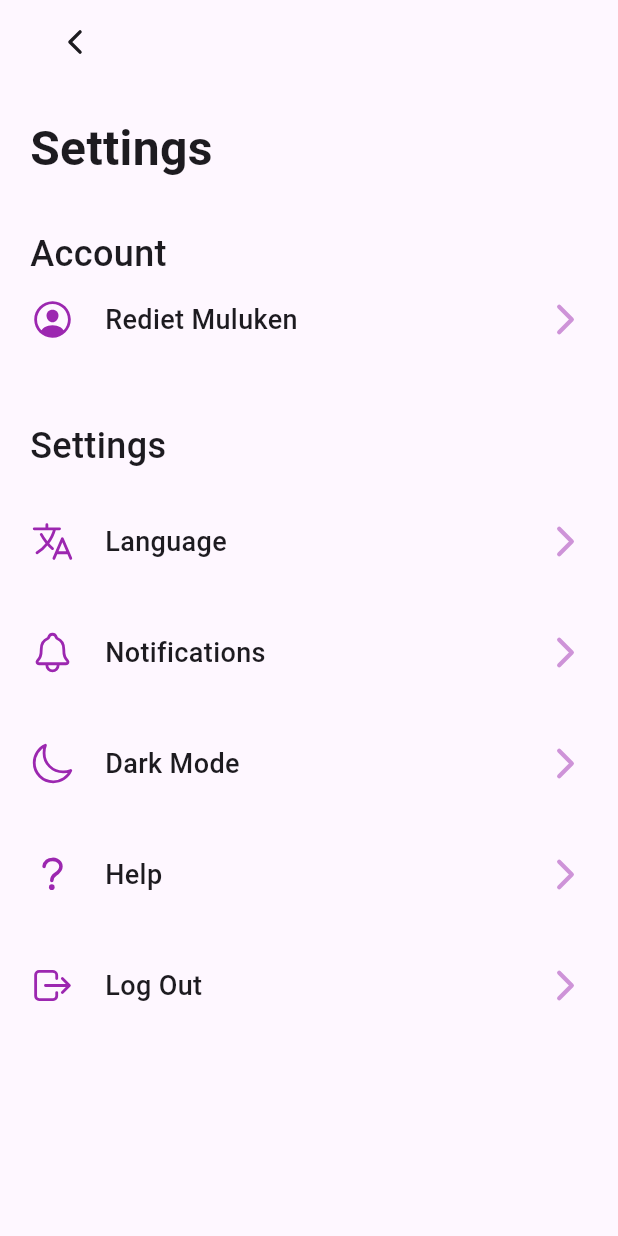
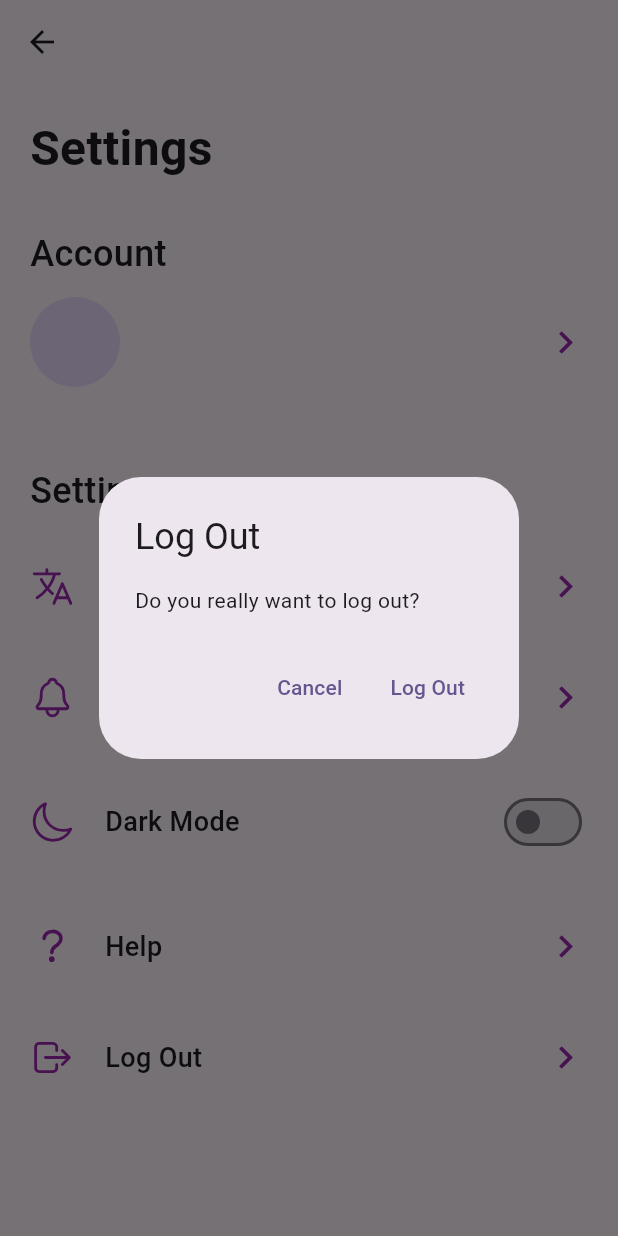
Before and after one commit to redu95/mobile_application_project, a Flutter app: the SettingPage screen opened directly, after a tap on "Log Out", on a phone screen of 412 x 824 dp. Run offline on Flutter 3.47's test engine with Material 3 defaults, Android fonts, the phone set to English and light mode, and no system bars; our stand-ins replace cloud_firestore, firebase_auth, firebase_core, firebase_storage, google_sign_in, image_picker and 2 more; accounts and stored records are empty; network calls fail.

Commit message:
log out function added

```diff
--- a/lib/main.dart
+++ b/lib/main.dart
@@ -27,7 +27,7 @@ class MyApp extends StatelessWidget {
         colorScheme: ColorScheme.fromSeed(seedColor: Colors.deepPurple),
         useMaterial3: true,
       ),
-      home:  SettingPage(),
+      home:  WelcomePage(),
       debugShowCheckedModeBanner: false,
     );
   }
--- a/lib/setting_page.dart
+++ b/lib/setting_page.dart
@@ -1,25 +1,99 @@
+// setting_page.dart
+import 'dart:io';
+import 'package:cloud_firestore/cloud_firestore.dart';
+import 'package:firebase_auth/firebase_auth.dart';
+import 'package:firebase_storage/firebase_storage.dart';
 import 'package:flutter/material.dart';
 import 'package:ionicons/ionicons.dart';
+import 'package:mobile_application_project/edit_account_page.dart';
+import 'package:path/path.dart';
 
-class SettingPage extends StatelessWidget {
-  const SettingPage({super.key});
+import 'login_page.dart';
+
+class SettingPage extends StatefulWidget {
+  const SettingPage({Key? key}) : super(key: key);
+
+  @override
+  _SettingPageState createState() => _SettingPageState();
+}
+
+class _SettingPageState extends State<SettingPage> {
+  String userName = '';
+  String bio = '';
+  String? photoUrl; // Add this variable to hold profile picture URL
+  late User user; // Add this variable to hold the authenticated user
+
+  @override
+  void initState() {
+    super.initState();
+    user = FirebaseAuth.instance.currentUser!;
+    loadUserInfo(user.uid);
+  }
+  Future<void> loadUserInfo(String uid) async {
+    DocumentSnapshot userDoc =
+    await FirebaseFirestore.instance.collection('users').doc(uid).get();
+    setState(() {
+      userName = userDoc['name'];
+      bio = userDoc['bio'];
+      photoUrl = userDoc['photoUrl'];
+    });
+  }
+
+  Future<void> saveUserInfo(
+      String uid, String name, String bio, String? photoUrl) async {
+    await FirebaseFirestore.instance.collection('users').doc(uid).set({
+      'name': name,
+      'bio': bio,
+      'photoUrl': photoUrl,
+    });
+  }
+
+  Future<String> uploadImage(File image) async {
+    String fileName = basename(image.path);
+    Reference storageReference =
+    FirebaseStorage.instance.ref().child('profilePictures/$fileName');
+    UploadTask uploadTask = storageReference.putFile(image);
+    TaskSnapshot snapshot = await uploadTask;
+    return await snapshot.ref.getDownloadURL();
+  }
+
+  // Function to log out
+  Future<void> logOut(BuildContext context) async {
+    // Sign out user
+    await FirebaseAuth.instance.signOut();
+
+    // Clear user data
+    setState(() {
+      userName = '';
+      bio = '';
+      photoUrl = null;
+    });
+
+    // Navigate back to login page
+    Navigator.pushReplacement(
+      context,
+      MaterialPageRoute(builder: (context) => LogInPage()),
+    );
+  }
+
 
   @override
   Widget build(BuildContext context) {
     return Scaffold(
       appBar: AppBar(
         leading: IconButton(
-          onPressed: () {},
-          icon: Icon(Ionicons.chevron_back_outline),
+          icon: Icon(Icons.arrow_back),
+          onPressed: () {
+            Navigator.pop(context);
+          },
         ),
-        leadingWidth: 100,
       ),
       body: SingleChildScrollView(
         padding: EdgeInsets.all(20),
         child: Column(
           crossAxisAlignment: CrossAxisAlignment.start,
           children: [
-            Text(
+            const Text(
               "Settings",
               style: TextStyle(
                 fontSize: 32,
@@ -35,12 +109,33 @@ class SettingPage extends StatelessWidget {
               ),
             ),
             buildSettingItem(
-              title: "Rediet Muluken",
-              icon: Ionicons.person_circle_outline,
-              onTap: () {},
+              title: userName,
+              subtitle: bio,
+              icon: photoUrl != null ? null : Icons.person,
+              image: photoUrl != null ? NetworkImage(photoUrl!) : null,
+              onTap: () {
+                Navigator.push(
+                  context,
+                  MaterialPageRoute(
+                    builder: (context) => EditAccountPage(
+                      userName: userName,
+                      bio: bio,
+                      image: null, // Pass null for now, update it with actual image when implemented
+                      onSave: (String newName, String newBio, File? newImage) async {
+                        // Update user information in Firebase
+                         await FirebaseFirestore.instance.collection('users').doc(user.uid).update({
+                           'name': newName,
+                           'bio': newBio,
+                           'photoUrl': newImage != null ? await uploadImage(newImage) : null,
+                         });
+                      },
+                    ),
+                  ),
+                );
+              },
             ),
             SizedBox(height: 40),
-            Text(
+            const Text(
               "Settings",
               style: TextStyle(
                 fontSize: 24,
@@ -63,6 +158,7 @@ class SettingPage extends StatelessWidget {
             buildSettingItem(
               title: "Dark Mode",
               icon: Ionicons.moon_outline,
+              isDarkMode: true,
               onTap: () {},
             ),
             SizedBox(height: 20),
@@ -75,7 +171,32 @@ class SettingPage extends StatelessWidget {
             buildSettingItem(
               title: "Log Out",
               icon: Ionicons.log_out_outline,
-              onTap: () {},
+              onTap: () {
+                // Show an alert dialog to confirm logout
+                showDialog(
+                  context: context,
+                  builder: (BuildContext context) {
+                    return AlertDialog(
+                      title: Text("Log Out"),
+                      content: Text("Do you really want to log out?"),
+                      actions: [
+                        TextButton(
+                          onPressed: () {
+                            Navigator.of(context).pop(); // Close the dialog
+                          },
+                          child: Text("Cancel"),
+                        ),
+                        TextButton(
+                          onPressed: () {
+                            logOut(context); // Log out function
+                          },
+                          child: Text("Log Out"),
+                        ),
+                      ],
+                    );
+                  },
+                );
+              },
             ),
           ],
         ),
@@ -85,8 +206,11 @@ class SettingPage extends StatelessWidget {
 
   Widget buildSettingItem({
     required String title,
-    required IconData icon,
+    IconData? icon,
     required VoidCallback onTap,
+    String? subtitle,
+    ImageProvider? image,
+    bool isDarkMode = false,
   }) {
     return InkWell(
       onTap: onTap,
@@ -94,13 +218,21 @@ class SettingPage extends StatelessWidget {
         padding: const EdgeInsets.symmetric(vertical: 12),
         child: Row(
           children: [
+            if (image != null)
+              CircleAvatar(
+                radius: 30,
+                backgroundImage: image,
+              ),
+            if (image == null && icon != null)
               Icon(
                 icon,
                 size: 30,
                 color: Colors.purple,
-
               ),
             SizedBox(width: 20),
+            Column(
+              crossAxisAlignment: CrossAxisAlignment.start,
+              children: [
                 Text(
                   title,
                   style: TextStyle(
@@ -108,133 +240,33 @@ class SettingPage extends StatelessWidget {
                     fontWeight: FontWeight.w500,
                   ),
                 ),
+                if (subtitle != null) SizedBox(height: 4),
+                if (subtitle != null)
+                  Text(
+                    subtitle,
+                    style: TextStyle(
+                      fontSize: 14,
+                      color: Colors.grey,
+                    ),
+                  ),
+              ],
+            ),
             Spacer(),
-            Icon(
-              Ionicons.chevron_forward_outline,
+            if (isDarkMode)
+              Switch(
+                value: false, // Replace true with your dark mode state
+                onChanged: (value) {}, // Implement dark mode toggling
+                activeColor: Colors.purple,
+              )
+            else
+              const Icon(
+                Icons.chevron_right,
                 size: 30,
-              color: Colors.purple.shade200,
-            ),
+                color: Colors.purple,
+            )
           ],
         ),
       ),
     );
   }
 }
-
-
-
-
-
-
-
-
-
-
-
-
-
-
-
-
-
-
-// import 'package:flutter/material.dart';
-// import 'package:ionicons/ionicons.dart';
-//
-// class SettingPage extends StatelessWidget {
-//   const SettingPage({super.key});
-//
-//   @override
-//   Widget build(BuildContext context) {
-//     return  Scaffold(
-//       appBar: AppBar(
-//         leading: IconButton(onPressed: (){},icon: Icon(Ionicons.chevron_back_outline),
-//         ),
-//         leadingWidth: 100,
-//       ),
-//       body:  Column(
-//         children: [
-//           Text(
-//             "Settings",
-//             style:TextStyle(
-//               fontSize: 24,
-//               fontWeight: FontWeight.bold,
-//             ),
-//           ),
-//           const SizedBox(height: 30),
-//           Text(
-//               "Account",
-//             style: TextStyle(
-//               fontSize: 24,
-//               fontWeight: FontWeight.w500,
-//             ),
-//           ),
-//           Container(
-//             width: double.infinity,
-//             child: Row(
-//               children: [
-//                 Image.asset("assets/avatar.png",width: 70,height: 70,),
-//                 const SizedBox(width: 20),
-//                 const Column(
-//                   crossAxisAlignment: CrossAxisAlignment.start,
-//                   children: [
-//                     Text(
-//                       "Rediet Muluken",
-//                       style: TextStyle(
-//                         fontSize: 18,
-//                         fontWeight: FontWeight.w500,
-//                       ),
-//                     ),
-//                     SizedBox(height: 16),
-//                     Text(
-//                       "Youtube Channel",
-//                       style: TextStyle(
-//                         fontSize: 14,
-//                         color: Colors.grey,
-//                       ),
-//                     ),
-//                   ],
-//                 ),
-//                 const Spacer(),
-//                 Container(
-//                   width: 60,
-//                   height: 60,
-//                   decoration: BoxDecoration(
-//                     color: Colors.grey,
-//                     borderRadius: BorderRadius.circular(15),
-//                   ),
-//                   child: const Icon(Ionicons.chevron_forward_outline),
-//                 )
-//               ],
-//             ),
-//           ),
-//           const SizedBox(height: 40,),
-//           Text(
-//             "Settings",
-//             style: TextStyle(
-//               fontSize: 24,
-//               fontWeight: FontWeight.w500
-//             ),
-//           ),
-//           const SizedBox(height: 20,),
-//           Container(
-//             width: double.infinity,
-//             child: Row(
-//               children: [
-//                 Container(
-//                   width: 50,
-//                   height: 50,
-//                   decoration: BoxDecoration(
-//                     shape: BoxShape.circle,
-//                     color: Colors.purple.shade200,
-//                   ),
-//                   child: const Icon(Ionicons.earth),
-//                 )
-//               ],
-//             ),
-//           )
-//         ],
-//       ),
-//     );
-//   }
-// }
--- a/pubspec.yaml
+++ b/pubspec.yaml
@@ -40,7 +40,10 @@ dependencies:
   firebase_auth: ^4.19.1
   google_sign_in: ^6.2.1
   cloud_firestore: ^4.16.1
+  firebase_storage: ^11.7.4
   ionicons: ^0.2.2
+  image_picker: ^1.1.1
+
 
 dev_dependencies:
   flutter_test:
```
Also changed, not shown: lib/edit_account_page.dart (added, +242 -0 lines), lib/home_page.dart (+57 -4 lines), lib/login_page.dart (+20 -15 lines), lib/signup_page.dart (+27 -18 lines), pubspec.lock. Lines whose indentation alone changed are shown as unchanged.
